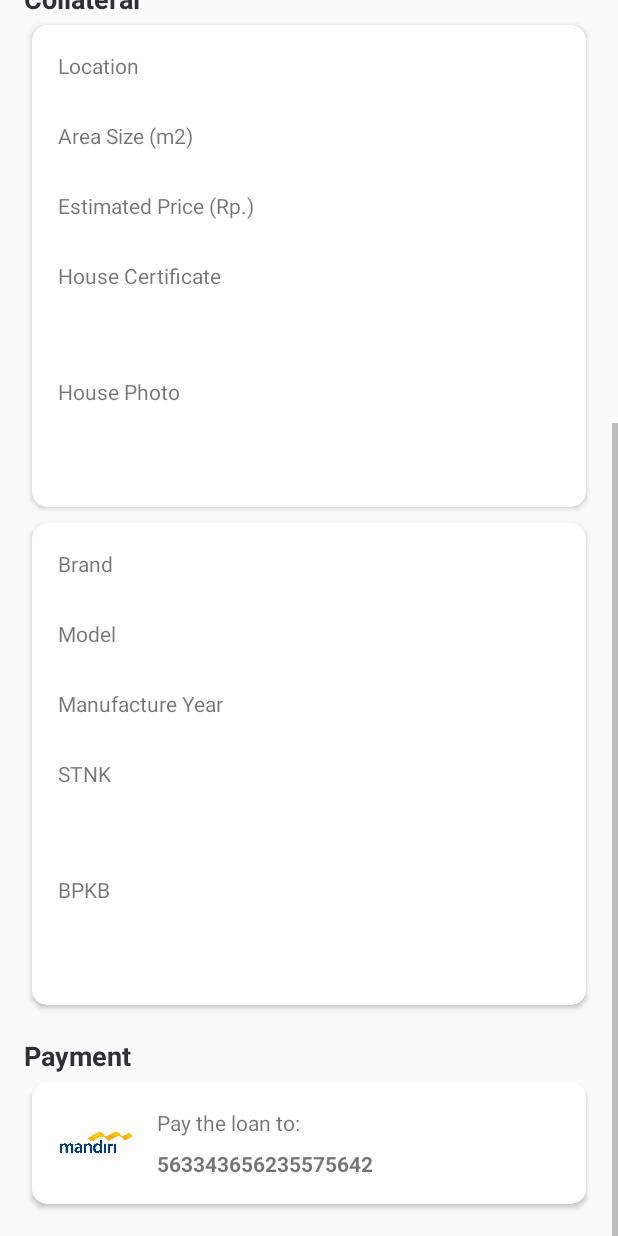
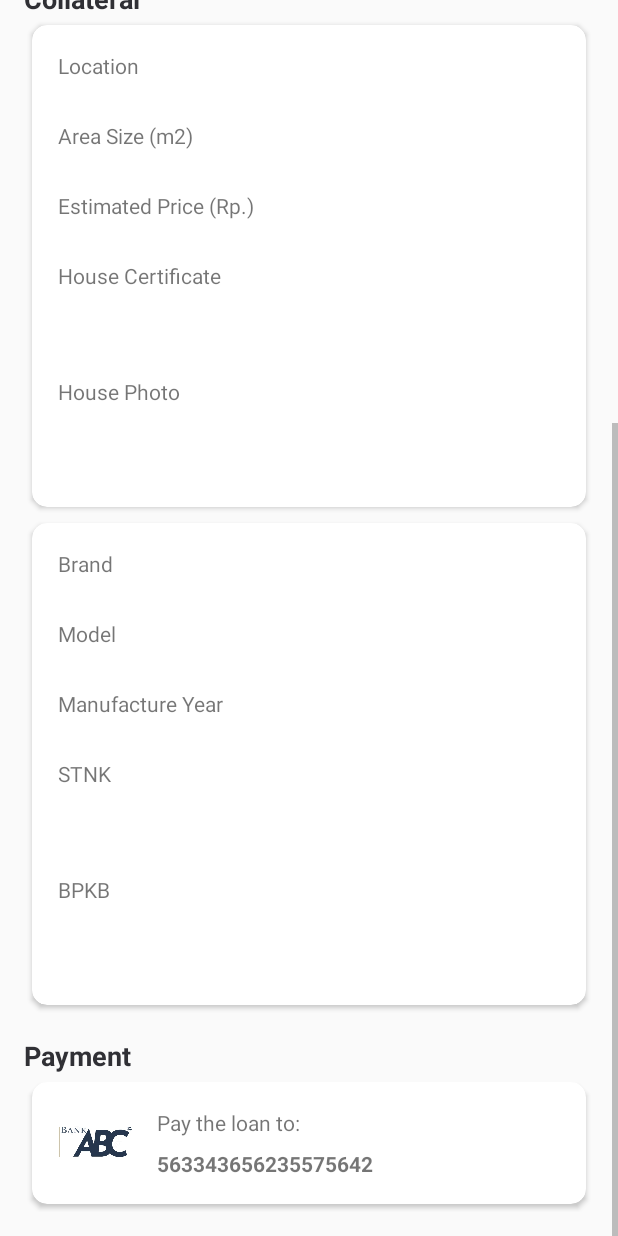
Before and after one commit to ichapredrika/OnlineLoan, an Android app: the TransactionDetailActivity screen opened directly, with no data from a screen before it, scrolled down 428 dp, on a phone screen of 412 x 824 dp. Run offline under Robolectric (Android 15) with nearby library versions, the light colour scheme and no system bars; our stand-ins replace Volley; network calls fail; 3 statements that could not run were skipped.

Commit message:
- bank payment

```diff
--- a/app/src/main/java/com/arie/onlineloan/phpConf.java
+++ b/app/src/main/java/com/arie/onlineloan/phpConf.java
@@ -1,7 +1,7 @@
 package com.arie.onlineloan;
 
 public class phpConf {
-    private final static String ip = "192.168.0.112";
+    private final static String ip = "192.168.43.93";
 
     public final static String URL_CONNECTION = "https://"+ ip +"/onlineloan/connection.php";
     public final static String URL_LOGIN = "https://"+ ip +"/onlineloan/login.php";
--- a/app/src/main/res/layout/activity_transaction_detail.xml
+++ b/app/src/main/res/layout/activity_transaction_detail.xml
@@ -438,7 +438,7 @@
                         android:layout_width="50dp"
                         android:layout_height="30dp"
                         android:layout_gravity="center"
-                        android:src="@drawable/ic_mandiri"/>
+                        android:src="@drawable/ic_bank"/>
 
                     <LinearLayout
                         android:layout_width="0dp"
```
Also changed, not shown: app/src/main/res/drawable/ic_bank.png (added), app/src/main/res/drawable/ic_mandiri.jpg (deleted).
